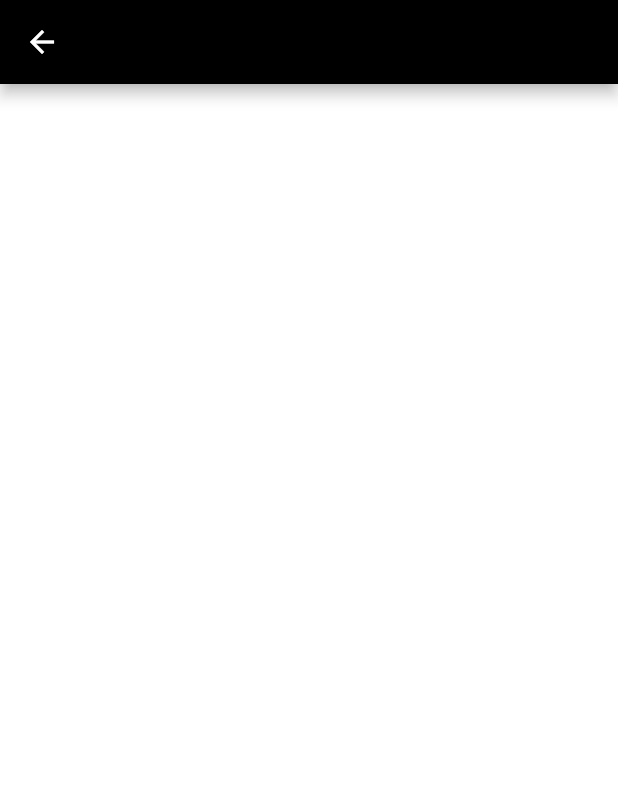
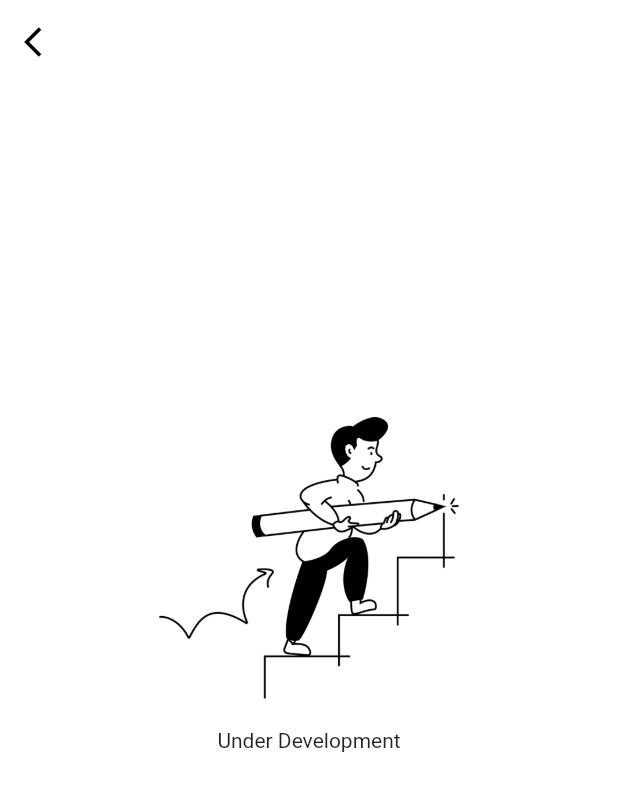
Before and after one commit to aninarafath6/arnhss, a Flutter app: the TaskView screen opened by its route, on a phone screen of 412 x 824 dp. Shown: the top 791 px of the screen. Run offline on Flutter 3.47's test engine with Material 2 defaults, Android fonts, the phone set to English and light mode, and no system bars; our stand-ins replace cached_network_image, flutter_calendar_carousel, flutter_keyboard_visibility, flutter_otp_text_field, get, google_fonts and 3 more; network calls fail.

Commit message:
task changed to plan

```diff
--- a/arnhss-app/lib/features/home/widgets/home_grid.dart
+++ b/arnhss-app/lib/features/home/widgets/home_grid.dart
@@ -37,7 +37,7 @@ class HomeGrid extends StatelessWidget {
               index: 1,
               image:
                   "assets/images/icons/oc-taking-note-removebg-preview (1).png",
-              label: "Task",
+              label: "Planner",
               count: 3,
               onTap: () => Navigator.pushNamed(context, TaskView.routeName),
             ),
@@ -56,7 +56,7 @@ class HomeGrid extends StatelessWidget {
               onPressed: () {},
               child: const Center(
                 child: Text(
-                  "Add Task",
+                  "Add Plan",
                   style: TextStyle(
                     color: Colors.white,
                   ),
--- a/arnhss-app/lib/features/tasks/view/task_view.dart
+++ b/arnhss-app/lib/features/tasks/view/task_view.dart
@@ -1,3 +1,4 @@
+import 'package:arnhss/common/constants/color_constants.dart';
 import 'package:flutter/material.dart';
 
 class TaskView extends StatelessWidget {
@@ -7,7 +8,32 @@ class TaskView extends StatelessWidget {
   @override
   Widget build(BuildContext context) {
     return Scaffold(
-      appBar: AppBar(),
+      appBar: AppBar(
+        backgroundColor: Colors.transparent,
+        elevation: 0,
+        leading: IconButton(
+          onPressed: () => Navigator.pop(context),
+          splashRadius: 28,
+          icon: const Icon(Icons.arrow_back_ios, color: CustomColors.dark),
+        ),
+        title: const Text("Planner"),
+      ),
+      body: SizedBox(
+        width: double.infinity,
+        child: Column(
+          crossAxisAlignment: CrossAxisAlignment.center,
+          mainAxisAlignment: MainAxisAlignment.center,
+          children: [
+            Image.asset(
+              "assets/images/pngs/under-dev-removebg-preview.png",
+              width: 200,
+            ),
+            const SizedBox(height: 20),
+            const Text("Under Development"),
+            const SizedBox(height: 100),
+          ],
+        ),
+      ),
     );
   }
 }
```
Also changed, not shown: arnhss-app/assets/images/pngs/under-dev-removebg-preview.png (added), 1 other file.
